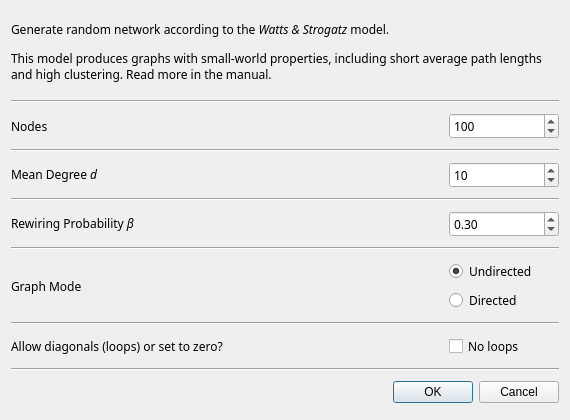
The window that src/forms/randsmallworlddialog.ui (socnetv/app) describes before a commit, drawn with Qt 5.
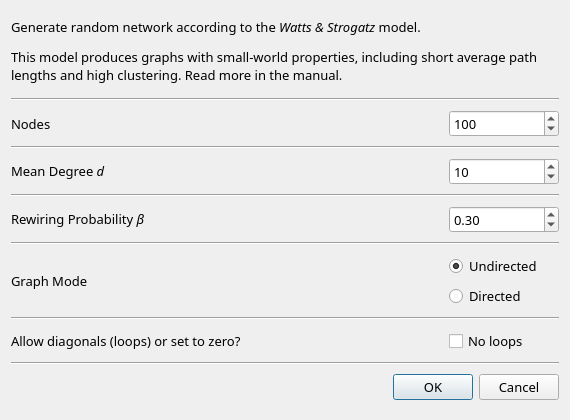
The same window after the commit.

Commit message: even more dialog font fixes 3

The edit to the form file:
```diff
--- a/src/forms/randsmallworlddialog.ui
+++ b/src/forms/randsmallworlddialog.ui
@@ -28,6 +28,11 @@
     <height>420</height>
    </size>
   </property>
+  <property name="font">
+   <font>
+    <pointsize>10</pointsize>
+   </font>
+  </property>
   <property name="windowTitle">
    <string>Small-World network generator</string>
   </property>
@@ -454,7 +459,9 @@
     <widget class="QDialogButtonBox" name="buttonBox">
      <property name="font">
       <font>
-       <pointsize>9</pointsize>
+       <family>Sans Serif</family>
+       <pointsize>10</pointsize>
+       <stylestrategy>PreferDefault</stylestrategy>
       </font>
      </property>
      <property name="orientation">
```
The commit also changes 2 other files.
